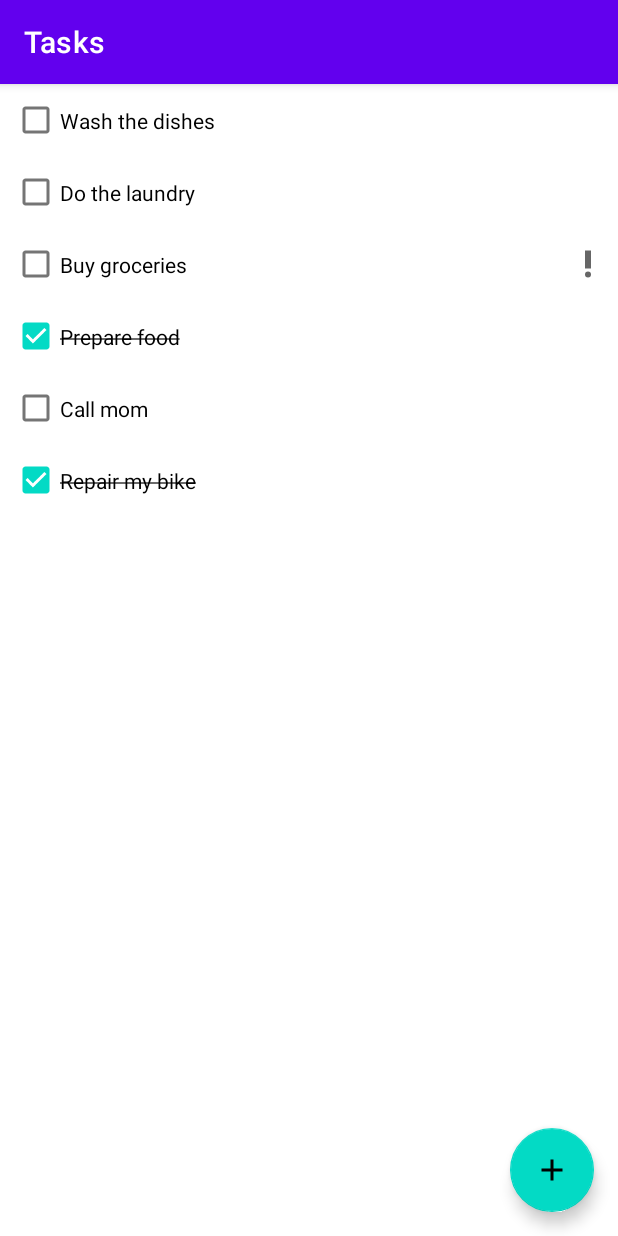
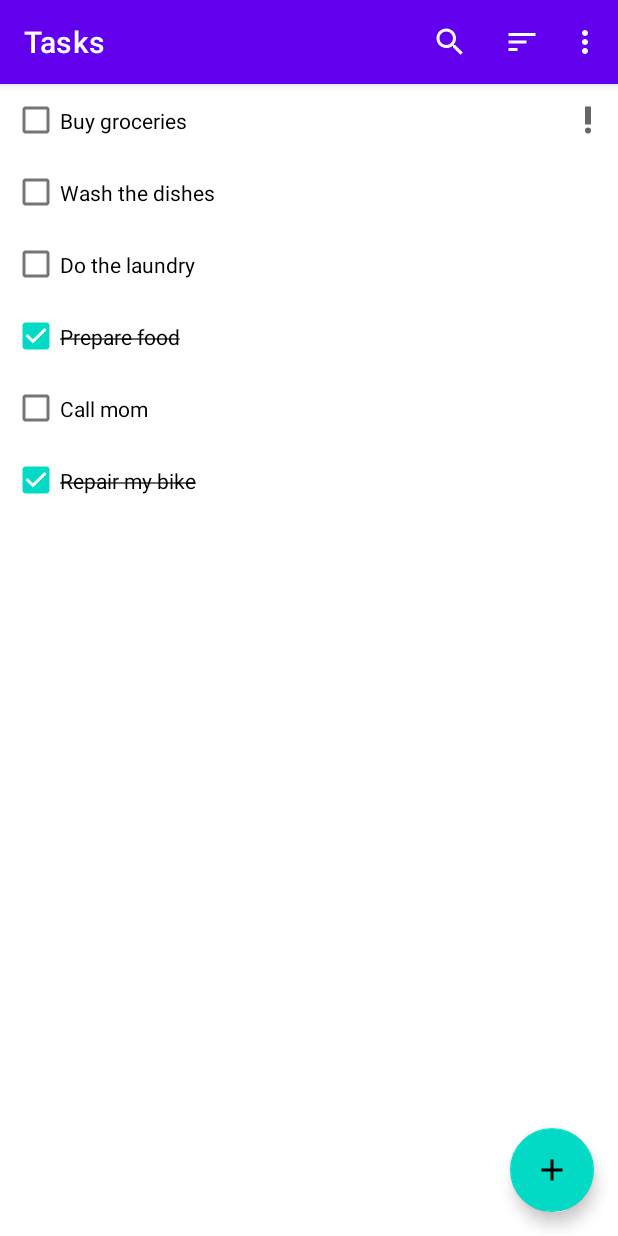
Before and after one commit to AtriTripathi/Tasks, an Android app: the screen it shows after launch (MainActivity), on a phone screen of 412 x 824 dp. Run offline under Robolectric (Android 15) with nearby library versions, the phone set to English and light mode, and no system bars; our stand-ins replace Dagger/Hilt's generated code, Room's generated code.

Commit message:
Implement SearchView

```diff
--- a/app/src/main/java/com/atritripathi/tasks/data/TaskDao.kt
+++ b/app/src/main/java/com/atritripathi/tasks/data/TaskDao.kt
@@ -6,8 +6,8 @@ import kotlinx.coroutines.flow.Flow
 @Dao
 interface TaskDao {
 
-    @Query("SELECT * FROM task_table")
-    fun getTasks(): Flow<List<Task>>
+    @Query("SELECT * FROM task_table WHERE name LIKE '%' || :searchQuery || '%' ORDER BY isImportant DESC ")
+    fun getTasks(searchQuery: String): Flow<List<Task>>
 
     @Insert(onConflict = OnConflictStrategy.REPLACE)
     suspend fun insert(task: Task)
--- /dev/null
+++ b/app/src/main/java/com/atritripathi/tasks/util/ViewExt.kt
@@ -0,0 +1,15 @@
+package com.atritripathi.tasks.util
+
+import androidx.appcompat.widget.SearchView
+
+
+inline fun SearchView.onQueryTextChanged(crossinline listener: (String) -> Unit) {
+    this.setOnQueryTextListener(object : SearchView.OnQueryTextListener {
+        override fun onQueryTextSubmit(query: String?) = true
+
+        override fun onQueryTextChange(newText: String?): Boolean {
+            listener(newText.orEmpty())
+            return true
+        }
+    })
+}
--- a/app/src/main/java/com/atritripathi/ui/tasks/TasksFragment.kt
+++ b/app/src/main/java/com/atritripathi/ui/tasks/TasksFragment.kt
@@ -1,12 +1,17 @@
 package com.atritripathi.ui.tasks
 
 import android.os.Bundle
+import android.view.Menu
+import android.view.MenuInflater
+import android.view.MenuItem
 import android.view.View
+import androidx.appcompat.widget.SearchView
 import androidx.fragment.app.Fragment
 import androidx.fragment.app.viewModels
 import androidx.recyclerview.widget.LinearLayoutManager
 import com.atritripathi.tasks.R
 import com.atritripathi.tasks.databinding.FragmentTasksBinding
+import com.atritripathi.tasks.util.onQueryTextChanged
 import dagger.hilt.android.AndroidEntryPoint
 
 @AndroidEntryPoint
@@ -28,5 +33,40 @@ class TasksFragment : Fragment(R.layout.fragment_tasks) {
         viewModel.tasks.observe(viewLifecycleOwner) { tasks ->
             tasksAdapter.submitList(tasks)
         }
+
+        setHasOptionsMenu(true)
+    }
+
+    override fun onCreateOptionsMenu(menu: Menu, inflater: MenuInflater) {
+        inflater.inflate(R.menu.menu_fragment_tasks, menu)
+
+        val searchItem = menu.findItem(R.id.action_search)
+        val searchView = searchItem.actionView as SearchView
+
+        searchView.onQueryTextChanged { searchQuery ->
+            viewModel.searchQuery.value = searchQuery
+        }
+    }
+
+    override fun onOptionsItemSelected(item: MenuItem): Boolean {
+        return when(item.itemId) {
+            R.id.action_sort_by_name -> {
+
+                true
+            }
+            R.id.action_sort_by_date_created -> {
+
+                true
+            }
+            R.id.action_hide_completed_tasks -> {
+                item.isChecked = !item.isChecked
+                true
+            }
+            R.id.action_delete_completed_tasks -> {
+
+                true
+            }
+            else -> super.onOptionsItemSelected(item)
+        }
     }
 }
--- a/app/src/main/java/com/atritripathi/ui/tasks/TasksViewModel.kt
+++ b/app/src/main/java/com/atritripathi/ui/tasks/TasksViewModel.kt
@@ -4,6 +4,8 @@ import androidx.lifecycle.ViewModel
 import androidx.lifecycle.asLiveData
 import com.atritripathi.tasks.data.TaskDao
 import dagger.hilt.android.lifecycle.HiltViewModel
+import kotlinx.coroutines.flow.MutableStateFlow
+import kotlinx.coroutines.flow.flatMapLatest
 import javax.inject.Inject
 
 @HiltViewModel
@@ -11,5 +13,11 @@ class TasksViewModel @Inject constructor(
     private val taskDao: TaskDao
 ) : ViewModel() {
 
-    val tasks = taskDao.getTasks().asLiveData()
+    val searchQuery = MutableStateFlow("")
+
+    private val _tasksFlow = searchQuery.flatMapLatest {
+        taskDao.getTasks(it)
+    }
+
+    val tasks = _tasksFlow.asLiveData()
 }
--- /dev/null
+++ b/app/src/main/res/menu/menu_fragment_tasks.xml
@@ -0,0 +1,40 @@
+<?xml version="1.0" encoding="utf-8"?>
+<menu xmlns:android="http://schemas.android.com/apk/res/android"
+    xmlns:app="http://schemas.android.com/apk/res-auto">
+
+    <item
+        android:id="@+id/action_search"
+        android:icon="@drawable/ic_search"
+        android:title="Search"
+        app:actionViewClass="androidx.appcompat.widget.SearchView"
+        app:showAsAction="always|collapseActionView" />
+
+    <item
+        android:icon="@drawable/ic_sort"
+        android:title="Sort"
+        app:showAsAction="always">
+
+        <menu>
+            <item
+                android:id="@+id/action_sort_by_name"
+                android:title="Sort by name" />
+
+            <item
+                android:id="@+id/action_sort_by_date_created"
+                android:title="Sort by date created" />
+        </menu>
+
+    </item>
+
+    <item
+        android:id="@+id/action_hide_completed_tasks"
+        android:checkable="true"
+        android:title="Hide completed"
+        app:showAsAction="never" />
+
+    <item
+        android:id="@+id/action_delete_completed_tasks"
+        android:title="Delete all completed"
+        app:showAsAction="never" />
+
+</menu>
```
